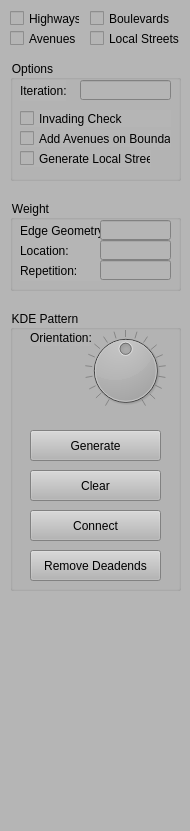
Above: RoadDesigner/ControlWidget.ui from gnishida/RoadDesigner before the change. Below: the same form after it.
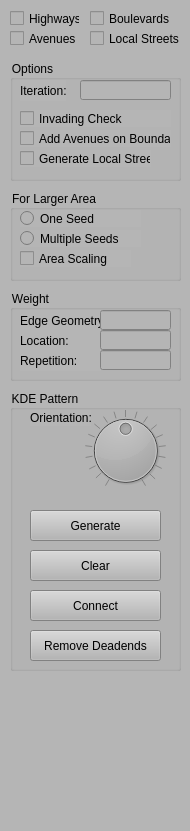
That is the form after the change.

Patch:
```diff
--- a/RoadDesigner/ControlWidget.ui
+++ b/RoadDesigner/ControlWidget.ui
@@ -50,7 +50,7 @@
     <property name="geometry">
      <rect>
       <x>10</x>
-      <y>310</y>
+      <y>390</y>
       <width>171</width>
       <height>281</height>
      </rect>
@@ -266,7 +266,7 @@
     <property name="geometry">
      <rect>
       <x>10</x>
-      <y>200</y>
+      <y>290</y>
       <width>171</width>
       <height>91</height>
      </rect>
@@ -353,6 +353,64 @@
      </property>
     </widget>
    </widget>
+   <widget class="QGroupBox" name="groupBox_3">
+    <property name="geometry">
+     <rect>
+      <x>10</x>
+      <y>190</y>
+      <width>171</width>
+      <height>91</height>
+     </rect>
+    </property>
+    <property name="title">
+     <string>For Larger Area</string>
+    </property>
+    <widget class="QRadioButton" name="radioButtonMultiSeeds">
+     <property name="geometry">
+      <rect>
+       <x>10</x>
+       <y>40</y>
+       <width>121</width>
+       <height>17</height>
+      </rect>
+     </property>
+     <property name="text">
+      <string>Multiple Seeds</string>
+     </property>
+     <attribute name="buttonGroup">
+      <string notr="true">buttonGroup</string>
+     </attribute>
+    </widget>
+    <widget class="QRadioButton" name="radioButtonOneSeed">
+     <property name="geometry">
+      <rect>
+       <x>10</x>
+       <y>20</y>
+       <width>121</width>
+       <height>17</height>
+      </rect>
+     </property>
+     <property name="text">
+      <string>One Seed</string>
+     </property>
+     <attribute name="buttonGroup">
+      <string notr="true">buttonGroup</string>
+     </attribute>
+    </widget>
+    <widget class="QCheckBox" name="checkBoxAreaScaling">
+     <property name="geometry">
+      <rect>
+       <x>10</x>
+       <y>60</y>
+       <width>111</width>
+       <height>17</height>
+      </rect>
+     </property>
+     <property name="text">
+      <string>Area Scaling</string>
+     </property>
+    </widget>
+   </widget>
   </widget>
  </widget>
  <resources/>
```
Left out of the diff: 5 changed lines with no effect on the pictures.
